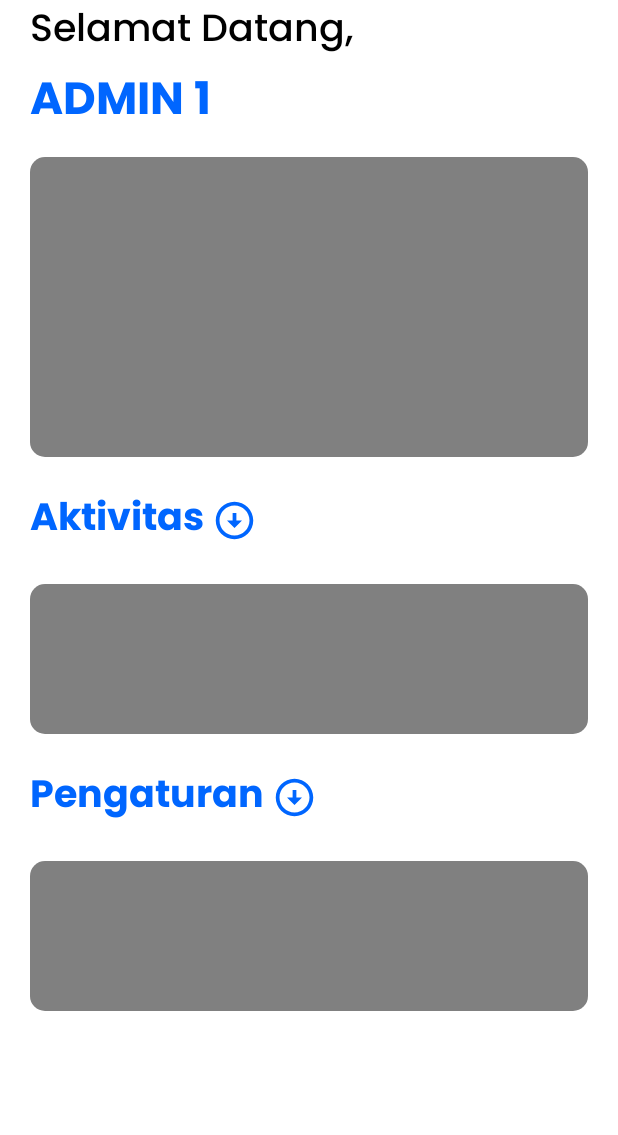
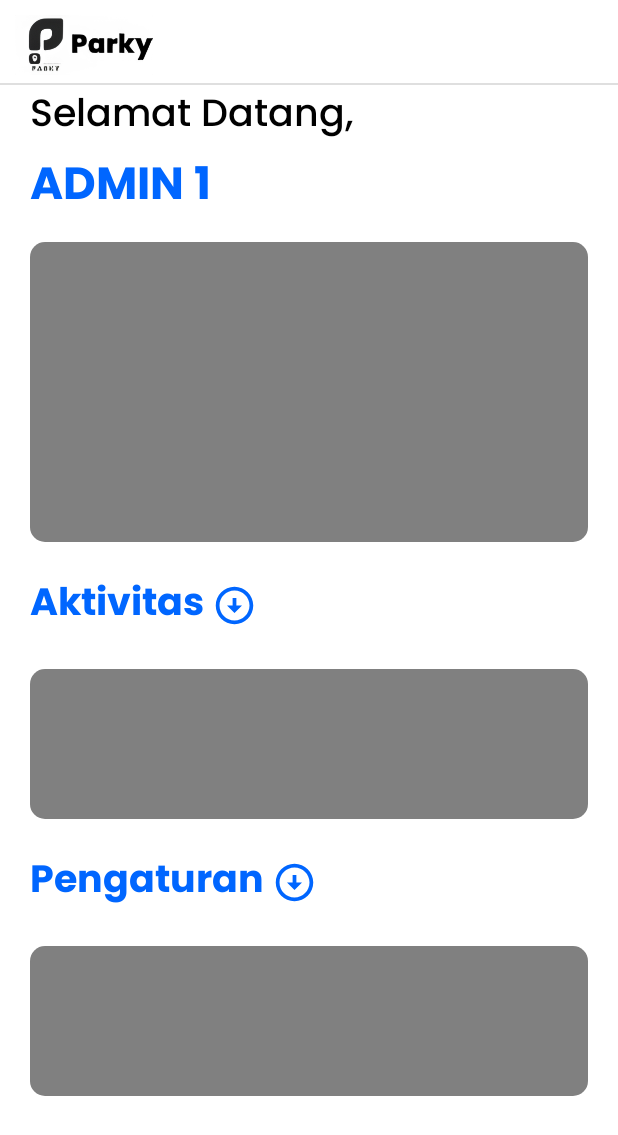
Before and after one commit to overlogic-universe/Parky, an Android app: the layout activity_home_admin.xml on its own in the app's theme, with its tools: preview values and no code run, on a phone screen of 412 x 824 dp. Shown: the top 1135 px of the screen. Run offline under Robolectric (Android 15) with nearby library versions, the phone set to English and light mode, and no system bars.

Commit message:
style: update home admin page view

```diff
--- a/app/src/main/res/layout/activity_home_admin.xml
+++ b/app/src/main/res/layout/activity_home_admin.xml
@@ -1,13 +1,41 @@
 <?xml version="1.0" encoding="utf-8"?>
-<LinearLayout xmlns:android="http://schemas.android.com/apk/res/android"
+<ScrollView
+    xmlns:android="http://schemas.android.com/apk/res/android"
     xmlns:app="http://schemas.android.com/apk/res-auto"
     xmlns:tools="http://schemas.android.com/tools"
     android:layout_width="match_parent"
-    android:layout_height="match_parent"
+    android:layout_height="match_parent">
+
+    <LinearLayout
+        android:layout_width="match_parent"
+        android:layout_height="wrap_content"
         android:orientation="vertical"
-    android:paddingHorizontal="20dp"
         tools:context=".ui.HomeAdminActivity">
 
+        <LinearLayout
+            android:layout_width="match_parent"
+            android:layout_height="wrap_content"
+            android:orientation="vertical"
+            >
+            <ImageView
+                android:layout_marginTop="10dp"
+                android:layout_width="112dp"
+                android:layout_height="40dp"
+                android:layout_gravity="start"
+                android:src="@drawable/logo_parky_with_text"/>
+            <View
+                android:layout_width="match_parent"
+                android:layout_height="1dp"
+                android:layout_marginTop="5dp"
+                android:background="@color/lightGrey"/>
+
+        </LinearLayout>
+
+        <LinearLayout
+            android:layout_width="match_parent"
+            android:layout_height="wrap_content"
+            android:orientation="vertical"
+            android:paddingHorizontal="20dp">
             <TextView
                 android:layout_width="wrap_content"
                 android:layout_height="wrap_content"
@@ -59,5 +87,7 @@
                 android:layout_width="match_parent"
                 android:layout_height="100dp"
                 android:background="@drawable/border_radius"/>
+        </LinearLayout>
 
     </LinearLayout>
+</ScrollView>
--- a/app/src/main/res/layout/activity_login.xml
+++ b/app/src/main/res/layout/activity_login.xml
@@ -43,7 +43,10 @@
             android:textColorHint="@color/grey"
             android:drawablePadding="10dp"
             android:layout_marginBottom="10dp"
-            android:layout_marginHorizontal="5dp"/>
+            android:layout_marginHorizontal="5dp"
+            android:focusable="true"
+            android:focusableInTouchMode="true"
+            />
         <EditText
             android:layout_width="match_parent"
             android:layout_height="wrap_content"
@@ -52,6 +55,9 @@
             android:textColorHint="@color/grey"
             android:drawablePadding="15dp"
             android:layout_marginHorizontal="5dp"
+            android:focusable="true"
+            android:focusableInTouchMode="true"
+
             />
 
         <TextView
--- a/app/src/main/res/values/themes.xml
+++ b/app/src/main/res/values/themes.xml
@@ -12,5 +12,8 @@
         <item name="android:textColor">@color/black</item>
         <item name="android:fontFamily">@font/poppinsregular</item>
         <item name="android:textSize">12sp</item>
+        <item name="colorControlNormal">@color/grey</item>
+        <item name="colorControlActivated">@color/primaryColor</item>
+        <item name="colorControlHighlight">@color/primaryColor</item>
     </style>
 </resources>
```
Also changed, not shown: app/src/main/res/drawable-v24/logo_parky_with_text.png (added). Lines whose indentation alone changed are shown as unchanged.
